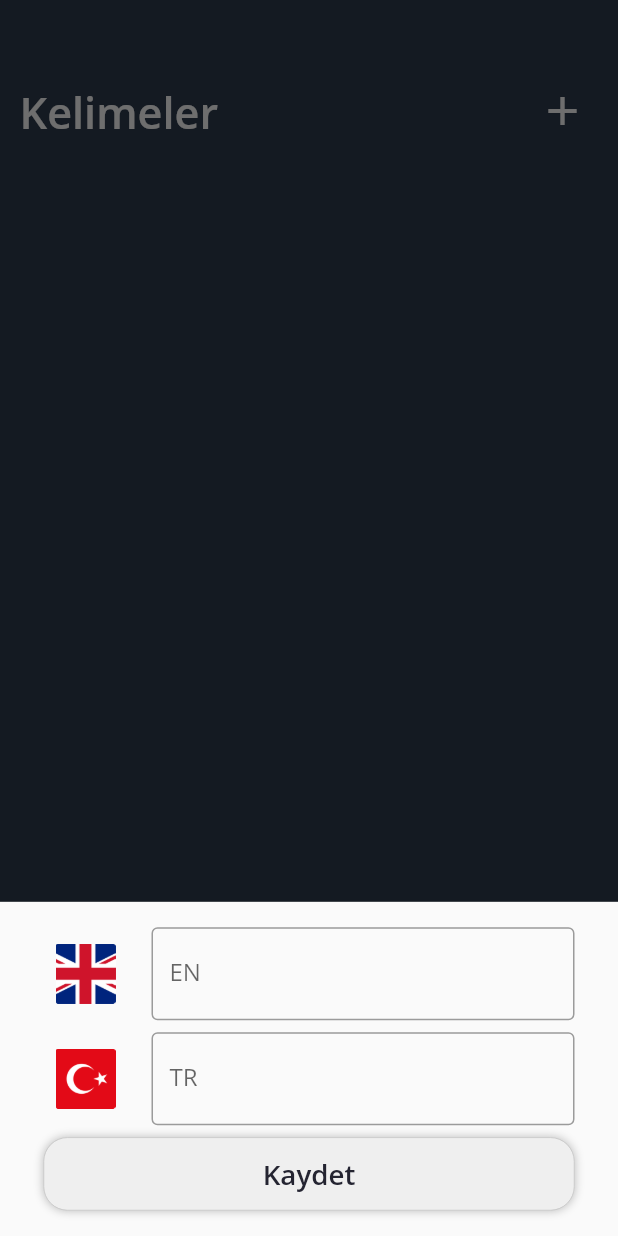
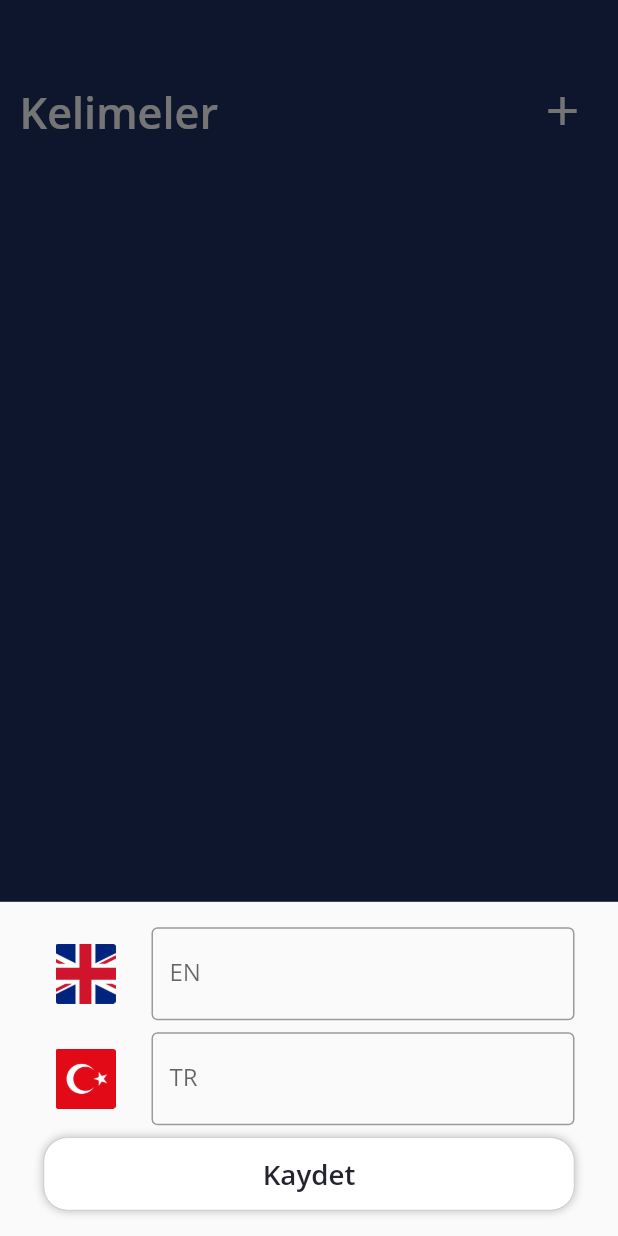
Before and after one commit to CaferPoyrazoglu/flutter_ingilizce_app, a Flutter app: the screen it shows after launch, after a tap on the "add" icon, on a phone screen of 412 x 824 dp. Run offline on Flutter 3.47's test engine with Material 2 defaults, Android fonts, the phone set to English and light mode, and no system bars; drawn by our look-alikes of bottom_navy_bar; our stand-ins replace sqflite; accounts and stored records are empty.

Commit message:
renk fix

```diff
--- a/lib/pages/kelimeler.dart
+++ b/lib/pages/kelimeler.dart
@@ -39,7 +39,7 @@ class _KelimelerState extends State<Kelimeler> {
   Widget build(BuildContext context) {
     var tumList = Provider.of<KelimelerProvider>(context);
     return Scaffold(
-      backgroundColor: MyTheme.renk2,
+      backgroundColor: MyTheme.renkArkaplan,
       body: Padding(
         padding: EdgeInsets.symmetric(
             vertical: MyTheme.myPaddingOnly * 0.7,
--- a/lib/router/RouteScreen.dart
+++ b/lib/router/RouteScreen.dart
@@ -32,21 +32,23 @@ class _RouteScreenState extends State<RouteScreen> {
   @override
   Widget build(BuildContext context) {
     return Scaffold(
-        body: bodyGetir(), bottomNavigationBar: bottomNavBarGetir(context));
+        backgroundColor: MyTheme.renkArkaplan,
+        body: bodyGetir(),
+        bottomNavigationBar: bottomNavBarGetir(context));
   }
 
   SizedBox bottomNavBarGetir(BuildContext context) {
     return SizedBox(
       height: MyTheme.appNavHeight,
       child: Container(
-        decoration: BoxDecoration(),
+        decoration: BoxDecoration(color: Colors.transparent),
         child: BottomNavyBar(
           animationDuration: Duration(milliseconds: 250),
           mainAxisAlignment: MainAxisAlignment.spaceEvenly,
-          backgroundColor: MyTheme.renk1,
+          backgroundColor: Colors.transparent,
           selectedIndex: _selectedPageIndex,
           showElevation: false,
-          itemCornerRadius: 8,
+          itemCornerRadius: 16,
           curve: Curves.easeIn,
           onItemSelected: (selectedPageIndex) {
             setState(() {
@@ -66,7 +68,7 @@ class _RouteScreenState extends State<RouteScreen> {
                 Icons.menu_book_rounded,
               ),
               title: Text('Kelimeler'),
-              activeColor: MyTheme.renk4,
+              activeColor: MyTheme.renkBeyaz,
               textAlign: TextAlign.center,
             ),
             BottomNavyBarItem(
@@ -74,7 +76,7 @@ class _RouteScreenState extends State<RouteScreen> {
                 Icons.create_rounded,
               ),
               title: Text('Quiz'),
-              activeColor: MyTheme.renk4,
+              activeColor: MyTheme.renkBeyaz,
               textAlign: TextAlign.center,
             ),
           ],
--- a/lib/theme/MyTheme.dart
+++ b/lib/theme/MyTheme.dart
@@ -23,19 +23,20 @@ class MyTheme {
     blurRadius: 4.5,
   );
   //COLORS
-  static const Color renk1 = Color(0xFF082032);
-  static const Color renk2 = Color(0xFF2C394B);
-  static const Color renk3 = Color(0xFF334756);
-  static const Color renk4 = Color(0xFFFF4C29);
+  static const Color renkAna = Color(0xFF2D46B9);
+  static const Color renkArkaplan = Color(0xFF1E3163);
 
-  static const Color renkBeyaz = Color(0xFFEFEFEF);
+  static const Color renkBeyaz = Color(0xFFffffff);
   static const Color renkSiyah = Color(0xFF242431);
 
   //GRADIENTS
-  static const LinearGradient myGrad1 = LinearGradient(
-      begin: Alignment.centerRight,
-      end: Alignment.centerLeft,
-      colors: [Color(0xFF0071DF), Color(0xFF003973)]);
+  /*static const LinearGradient myGrad1 = LinearGradient(
+      begin: Alignment.topRight,
+      end: Alignment.bottomLeft,
+      colors: [
+        Color(0xFFE0352D),
+        Color(0xFFB30D21),
+      ]);*/
   //SIZES
   static const double appNavHeight = 55;
 }
--- a/lib/widgets/KelimeWidget.dart
+++ b/lib/widgets/KelimeWidget.dart
@@ -38,7 +38,7 @@ class _KelimeWidgetState extends State<KelimeWidget> with DatabaseHelper {
         child: Container(
           height: deviceHeight(context) * 0.08,
           decoration: BoxDecoration(
-              color: MyTheme.renk3, borderRadius: MyTheme.myRadius),
+              color: MyTheme.renkAna, borderRadius: MyTheme.myRadius),
           child: Padding(
             padding: EdgeInsets.symmetric(horizontal: MyTheme.myPaddingOnly),
             child: Column(
@@ -48,7 +48,7 @@ class _KelimeWidgetState extends State<KelimeWidget> with DatabaseHelper {
                 Text(
                   widget.text,
                   style: TextStyle(
-                      color: MyTheme.renk4,
+                      color: MyTheme.renkBeyaz,
                       fontSize: deviceWidth(context) * 0.8,
                       fontWeight: FontWeight.w600),
                 ),
```
